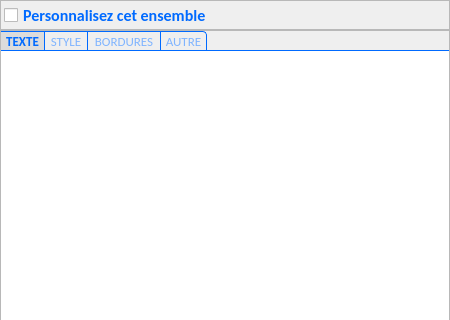
First picture: the form in PhotosConsigne/ui/Set.ui, repository FlorianLance/PhotosConsigne, before the edit; both pictures show x 0 to 450 and y 0 to 320 of the 450 by 561 pixel window.
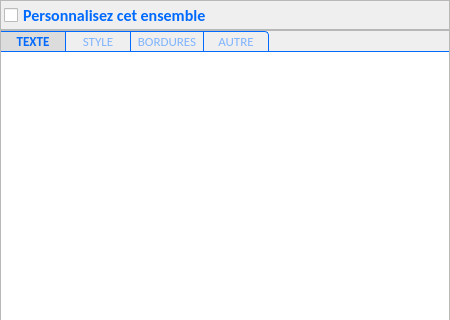
Second picture: the form after the edit.

What changed in the file:
```diff
--- a/PhotosConsigne/ui/Set.ui
+++ b/PhotosConsigne/ui/Set.ui
@@ -124,6 +124,11 @@
        <height>0</height>
       </size>
      </property>
+     <property name="styleSheet">
+      <string notr="true">QFrame{
+	
+}</string>
+     </property>
      <property name="frameShape">
       <enum>QFrame::StyledPanel</enum>
      </property>
@@ -213,8 +218,8 @@
     border-radius: 0px;
 
 	/* size */
-	height:4ex;
-	min-width:20ex;
+	height:15px;
+	min-width:60px;
 
 	/* padding */
     padding: 2px;
```
